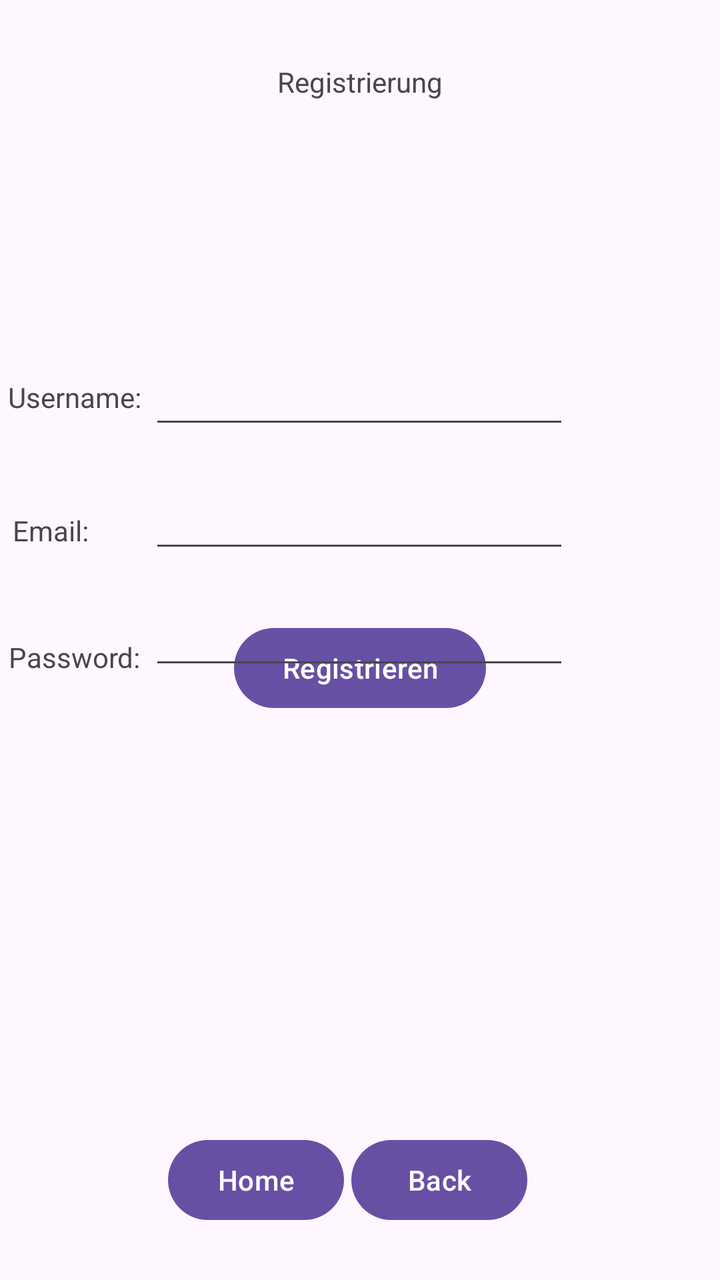
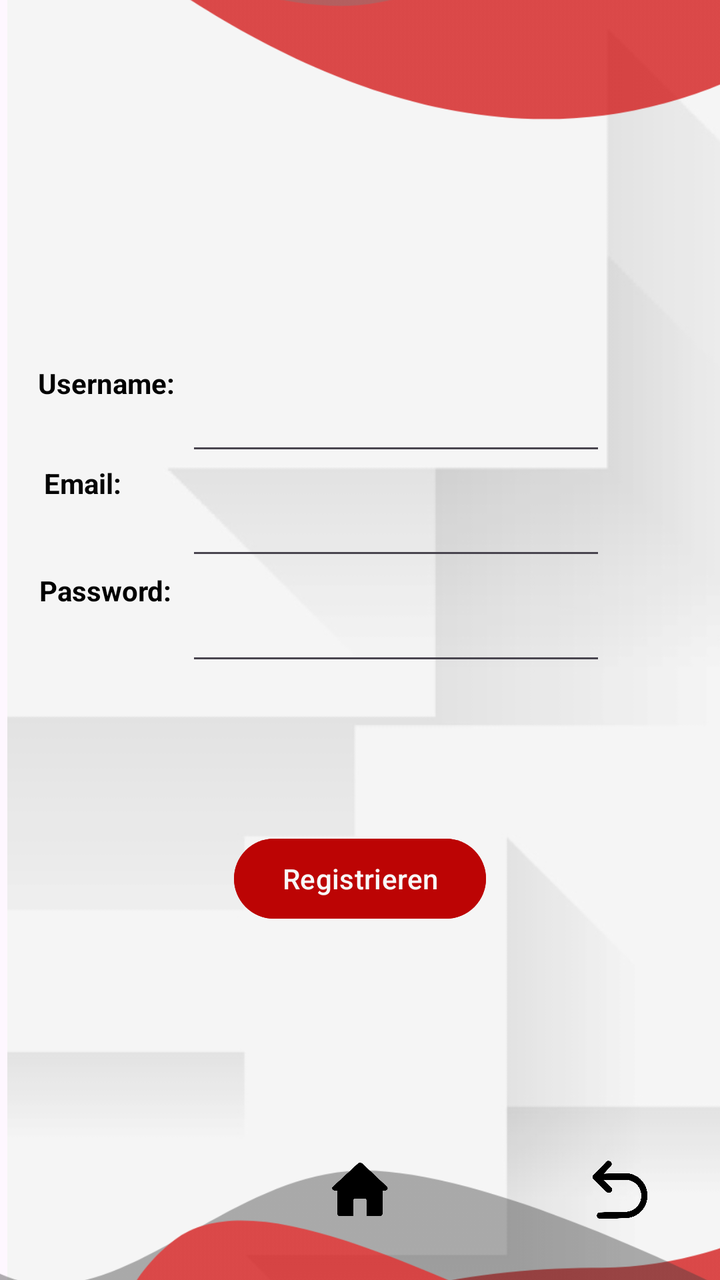

The first picture is an Android layout as it rendered before a commit; the second is the same layout after the commit. The layout source and the unified diff follow.
<!-- AndroidManifest.xml: application theme Theme.TrafficSceneAnalyser -->
<!-- res/layout/activity_register.xml -->
<androidx.constraintlayout.widget.ConstraintLayout xmlns:android="http://schemas.android.com/apk/res/android"
    xmlns:app="http://schemas.android.com/apk/res-auto"
    xmlns:tools="http://schemas.android.com/tools"
    android:id="@+id/main"
    android:layout_width="match_parent"
    android:layout_height="match_parent"
    tools:context=".RegisterActivity">

    <Button
        android:id="@+id/hbutton"
        android:layout_width="wrap_content"
        android:layout_height="wrap_content"
        android:onClick="goToHome"
        android:text="Home"
        app:layout_constraintBottom_toBottomOf="parent"
        app:layout_constraintEnd_toEndOf="parent"
        app:layout_constraintHorizontal_bias="0.309"
        app:layout_constraintStart_toStartOf="parent"
        app:layout_constraintTop_toTopOf="parent"
        app:layout_constraintVertical_bias="0.956" />

    <TextView
        android:id="@+id/textView2"
        android:layout_width="wrap_content"
        android:layout_height="wrap_content"
        android:text="Registrierung"
        app:layout_constraintBottom_toTopOf="@+id/hbutton"
        app:layout_constraintEnd_toEndOf="parent"
        app:layout_constraintStart_toStartOf="parent"
        app:layout_constraintTop_toTopOf="parent"
        app:layout_constraintVertical_bias="0.057" />

    <Button
        android:id="@+id/registerButton"
        android:layout_width="wrap_content"
        android:layout_height="wrap_content"
        android:layout_marginBottom="208dp"
        android:onClick="register"
        android:text="Registrieren"
        app:layout_constraintBottom_toTopOf="@+id/hbutton"
        app:layout_constraintEnd_toEndOf="parent"
        app:layout_constraintStart_toStartOf="parent"
        app:layout_constraintTop_toBottomOf="@+id/textView2"
        app:layout_constraintVertical_bias="1.0" />

    <EditText
        android:id="@+id/userPassword"
        android:layout_width="wrap_content"
        android:layout_height="wrap_content"
        android:ems="10"
        android:inputType="textPassword"
        app:layout_constraintBottom_toTopOf="@+id/hbutton"
        app:layout_constraintEnd_toEndOf="parent"
        app:layout_constraintHorizontal_bias="0.497"
        app:layout_constraintStart_toStartOf="parent"
        app:layout_constraintTop_toBottomOf="@+id/textView2"
        app:layout_constraintVertical_bias="0.523" />

    <TextView
        android:id="@+id/textView5"
        android:layout_width="wrap_content"
        android:layout_height="wrap_content"
        android:text="Password:"
        app:layout_constraintBottom_toTopOf="@+id/hbutton"
        app:layout_constraintEnd_toStartOf="@+id/userPassword"
        app:layout_constraintStart_toStartOf="parent"
        app:layout_constraintTop_toBottomOf="@+id/textView2"
        app:layout_constraintVertical_bias="0.541" />

    <EditText
        android:id="@+id/userUsername"
        android:layout_width="wrap_content"
        android:layout_height="wrap_content"
        android:ems="10"
        android:inputType="textPersonName"
        app:layout_constraintBottom_toTopOf="@+id/hbutton"
        app:layout_constraintEnd_toEndOf="parent"
        app:layout_constraintHorizontal_bias="0.497"
        app:layout_constraintStart_toStartOf="parent"
        app:layout_constraintTop_toBottomOf="@+id/textView2"
        app:layout_constraintVertical_bias="0.269" />

    <EditText
        android:id="@+id/userEmail"
        android:layout_width="wrap_content"
        android:layout_height="wrap_content"
        android:ems="10"
        android:inputType="textPersonName"
        app:layout_constraintBottom_toTopOf="@+id/hbutton"
        app:layout_constraintEnd_toEndOf="parent"
        app:layout_constraintHorizontal_bias="0.497"
        app:layout_constraintStart_toStartOf="parent"
        app:layout_constraintTop_toBottomOf="@+id/textView2"
        app:layout_constraintVertical_bias="0.4" />

    <TextView
        android:id="@+id/textViewUsername"
        android:layout_width="wrap_content"
        android:layout_height="wrap_content"
        android:text="Username:"
        app:layout_constraintBottom_toTopOf="@+id/hbutton"
        app:layout_constraintEnd_toStartOf="@+id/userUsername"
        app:layout_constraintHorizontal_bias="0.515"
        app:layout_constraintStart_toStartOf="parent"
        app:layout_constraintTop_toBottomOf="@+id/textView2"
        app:layout_constraintVertical_bias="0.279" />

    <TextView
        android:id="@+id/textView6"
        android:layout_width="59dp"
        android:layout_height="16dp"
        android:text="Email:"
        app:layout_constraintBottom_toTopOf="@+id/hbutton"
        app:layout_constraintEnd_toStartOf="@+id/userEmail"
        app:layout_constraintHorizontal_bias="0.414"
        app:layout_constraintStart_toStartOf="parent"
        app:layout_constraintTop_toBottomOf="@+id/textView2"
        app:layout_constraintVertical_bias="0.411" />

    <Button
        android:id="@+id/backButton"
        android:layout_width="wrap_content"
        android:layout_height="wrap_content"
        android:onClick="goToProfile"
        android:text="Back"
        app:layout_constraintBottom_toBottomOf="parent"
        app:layout_constraintEnd_toEndOf="parent"
        app:layout_constraintHorizontal_bias="0.646"
        app:layout_constraintStart_toStartOf="parent"
        app:layout_constraintTop_toTopOf="parent"
        app:layout_constraintVertical_bias="0.956" />

</androidx.constraintlayout.widget.ConstraintLayout>
<!-- resources referenced by this layout -->
<resources>
  <style name="Theme.TrafficSceneAnalyser" parent="Base.Theme.TrafficSceneAnalyser" />
  <style name="Base.Theme.TrafficSceneAnalyser" parent="Theme.Material3.DayNight.NoActionBar">
          
          
      </style>
</resources>

<!-- the commit's change to res/layout/activity_register.xml (unified diff, before → after) -->
@@ -6,128 +6,155 @@
     android:layout_height="match_parent"
     tools:context=".RegisterActivity">
 
-    <Button
-        android:id="@+id/hbutton"
-        android:layout_width="wrap_content"
-        android:layout_height="wrap_content"
-        android:onClick="goToHome"
-        android:text="Home"
+    <ImageView
+        android:id="@+id/backg"
+        android:layout_width="904dp"
+        android:layout_height="897dp"
         app:layout_constraintBottom_toBottomOf="parent"
-        app:layout_constraintEnd_toEndOf="parent"
-        app:layout_constraintHorizontal_bias="0.309"
         app:layout_constraintStart_toStartOf="parent"
         app:layout_constraintTop_toTopOf="parent"
-        app:layout_constraintVertical_bias="0.956" />
-
-    <TextView
-        android:id="@+id/textView2"
-        android:layout_width="wrap_content"
-        android:layout_height="wrap_content"
-        android:text="Registrierung"
-        app:layout_constraintBottom_toTopOf="@+id/hbutton"
-        app:layout_constraintEnd_toEndOf="parent"
-        app:layout_constraintStart_toStartOf="parent"
-        app:layout_constraintTop_toTopOf="parent"
-        app:layout_constraintVertical_bias="0.057" />
+        app:layout_constraintVertical_bias="0.12"
+        app:srcCompat="@drawable/background" />
 
     <Button
         android:id="@+id/registerButton"
         android:layout_width="wrap_content"
         android:layout_height="wrap_content"
-        android:layout_marginBottom="208dp"
+        android:backgroundTint="#BC0404"
         android:onClick="register"
         android:text="Registrieren"
+        android:textColor="#F8F8F8"
+        app:iconTint="#EFE8E8"
         app:layout_constraintBottom_toTopOf="@+id/hbutton"
         app:layout_constraintEnd_toEndOf="parent"
         app:layout_constraintStart_toStartOf="parent"
-        app:layout_constraintTop_toBottomOf="@+id/textView2"
-        app:layout_constraintVertical_bias="1.0" />
+        app:layout_constraintTop_toBottomOf="@+id/userPassword"
+        app:layout_constraintVertical_bias="0.444" />
 
     <EditText
         android:id="@+id/userPassword"
         android:layout_width="wrap_content"
         android:layout_height="wrap_content"
+        android:layout_marginTop="16dp"
         android:ems="10"
         android:inputType="textPassword"
-        app:layout_constraintBottom_toTopOf="@+id/hbutton"
+        app:layout_constraintBottom_toBottomOf="@+id/imageView9"
         app:layout_constraintEnd_toEndOf="parent"
-        app:layout_constraintHorizontal_bias="0.497"
+        app:layout_constraintHorizontal_bias="0.621"
         app:layout_constraintStart_toStartOf="parent"
-        app:layout_constraintTop_toBottomOf="@+id/textView2"
-        app:layout_constraintVertical_bias="0.523" />
+        app:layout_constraintTop_toTopOf="parent"
+        app:layout_constraintVertical_bias="0.44" />
 
     <TextView
         android:id="@+id/textView5"
         android:layout_width="wrap_content"
         android:layout_height="wrap_content"
         android:text="Password:"
-        app:layout_constraintBottom_toTopOf="@+id/hbutton"
-        app:layout_constraintEnd_toStartOf="@+id/userPassword"
+        android:textColor="#000000"
+        android:textStyle="bold"
+        app:layout_constraintBottom_toBottomOf="parent"
+        app:layout_constraintEnd_toStartOf="@+id/userUsername"
+        app:layout_constraintHorizontal_bias="0.741"
         app:layout_constraintStart_toStartOf="parent"
-        app:layout_constraintTop_toBottomOf="@+id/textView2"
-        app:layout_constraintVertical_bias="0.541" />
+        app:layout_constraintTop_toTopOf="parent"
+        app:layout_constraintVertical_bias="0.46" />
 
     <EditText
         android:id="@+id/userUsername"
         android:layout_width="wrap_content"
         android:layout_height="wrap_content"
+        android:layout_marginTop="196dp"
+        android:layout_marginBottom="7dp"
         android:ems="10"
         android:inputType="textPersonName"
-        app:layout_constraintBottom_toTopOf="@+id/hbutton"
+        app:layout_constraintBottom_toTopOf="@+id/userEmail"
         app:layout_constraintEnd_toEndOf="parent"
-        app:layout_constraintHorizontal_bias="0.497"
+        app:layout_constraintHorizontal_bias="0.621"
         app:layout_constraintStart_toStartOf="parent"
-        app:layout_constraintTop_toBottomOf="@+id/textView2"
-        app:layout_constraintVertical_bias="0.269" />
+        app:layout_constraintTop_toTopOf="parent"
+        app:layout_constraintVertical_bias="0.0" />
 
     <EditText
         android:id="@+id/userEmail"
         android:layout_width="wrap_content"
         android:layout_height="wrap_content"
+        android:layout_marginTop="4dp"
+        android:layout_marginBottom="16dp"
         android:ems="10"
         android:inputType="textPersonName"
-        app:layout_constraintBottom_toTopOf="@+id/hbutton"
+        app:layout_constraintBottom_toTopOf="@+id/userPassword"
         app:layout_constraintEnd_toEndOf="parent"
-        app:layout_constraintHorizontal_bias="0.497"
+        app:layout_constraintHorizontal_bias="0.621"
         app:layout_constraintStart_toStartOf="parent"
-        app:layout_constraintTop_toBottomOf="@+id/textView2"
-        app:layout_constraintVertical_bias="0.4" />
+        app:layout_constraintTop_toBottomOf="@+id/userUsername" />
 
     <TextView
         android:id="@+id/textViewUsername"
         android:layout_width="wrap_content"
         android:layout_height="wrap_content"
         android:text="Username:"
-        app:layout_constraintBottom_toTopOf="@+id/hbutton"
-        app:layout_constraintEnd_toStartOf="@+id/userUsername"
-        app:layout_constraintHorizontal_bias="0.515"
+        android:textColor="#000000"
+        android:textStyle="bold"
+        app:layout_constraintBottom_toBottomOf="parent"
+        app:layout_constraintEnd_toStartOf="@+id/userPassword"
+        app:layout_constraintHorizontal_bias="0.767"
         app:layout_constraintStart_toStartOf="parent"
-        app:layout_constraintTop_toBottomOf="@+id/textView2"
-        app:layout_constraintVertical_bias="0.279" />
+        app:layout_constraintTop_toTopOf="parent"
+        app:layout_constraintVertical_bias="0.293" />
 
     <TextView
         android:id="@+id/textView6"
         android:layout_width="59dp"
         android:layout_height="16dp"
         android:text="Email:"
-        app:layout_constraintBottom_toTopOf="@+id/hbutton"
+        android:textColor="#050505"
+        android:textStyle="bold"
+        app:layout_constraintBottom_toTopOf="@+id/textView5"
         app:layout_constraintEnd_toStartOf="@+id/userEmail"
-        app:layout_constraintHorizontal_bias="0.414"
+        app:layout_constraintHorizontal_bias="0.651"
         app:layout_constraintStart_toStartOf="parent"
-        app:layout_constraintTop_toBottomOf="@+id/textView2"
-        app:layout_constraintVertical_bias="0.411" />
+        app:layout_constraintTop_toBottomOf="@+id/textViewUsername"
+        app:layout_constraintVertical_bias="0.452" />
 
-    <Button
-        android:id="@+id/backButton"
-        android:layout_width="wrap_content"
-        android:layout_height="wrap_content"
-        android:onClick="goToProfile"
-        android:text="Back"
+    <ImageView
+        android:id="@+id/imageView9"
+        android:layout_width="456dp"
+        android:layout_height="759dp"
+        android:visibility="visible"
         app:layout_constraintBottom_toBottomOf="parent"
         app:layout_constraintEnd_toEndOf="parent"
-        app:layout_constraintHorizontal_bias="0.646"
         app:layout_constraintStart_toStartOf="parent"
         app:layout_constraintTop_toTopOf="parent"
-        app:layout_constraintVertical_bias="0.956" />
+        app:layout_constraintVertical_bias="0.545"
+        app:srcCompat="@drawable/registerlayout" />
+
+    <ImageButton
+        android:id="@+id/hbutton"
+        android:layout_width="54dp"
+        android:layout_height="68dp"
+        android:backgroundTint="#00FFFFFF"
+        android:onClick="goToHome"
+        android:scaleType="fitCenter"
+        android:src="@drawable/home1"
+        app:layout_constraintBottom_toBottomOf="parent"
+        app:layout_constraintEnd_toEndOf="parent"
+        app:layout_constraintStart_toStartOf="parent"
+        app:layout_constraintTop_toTopOf="parent"
+        app:layout_constraintVertical_bias="0.98" />
+
+    <ImageButton
+        android:id="@+id/backButton"
+        android:layout_width="64dp"
+        android:layout_height="55dp"
+        android:backgroundTint="#00FFFFFF"
+        android:onClick="goToProfile"
+        android:scaleType="fitCenter"
+        app:layout_constraintBottom_toBottomOf="parent"
+        app:layout_constraintEnd_toEndOf="parent"
+        app:layout_constraintHorizontal_bias="0.8"
+        app:layout_constraintStart_toEndOf="@+id/hbutton"
+        app:layout_constraintTop_toTopOf="parent"
+        app:layout_constraintVertical_bias="0.97"
+        app:srcCompat="@drawable/backbutton" />
 
 </androidx.constraintlayout.widget.ConstraintLayout>
<!-- resource entries referenced after the edit -->
@@ -1,5 +1,9 @@
 <!-- resources referenced by this layout -->
 <resources>
+  <!-- drawable backbutton: png bitmap (drawable, 27156 bytes) -->
+  <!-- drawable background: png bitmap (drawable-hdpi, 37305 bytes) -->
+  <!-- drawable home1: png bitmap (drawable, 7782 bytes) -->
+  <!-- drawable registerlayout: png bitmap (drawable-hdpi, 43172 bytes) -->
   <style name="Theme.TrafficSceneAnalyser" parent="Base.Theme.TrafficSceneAnalyser" />
   <style name="Base.Theme.TrafficSceneAnalyser" parent="Theme.Material3.DayNight.NoActionBar">
           
